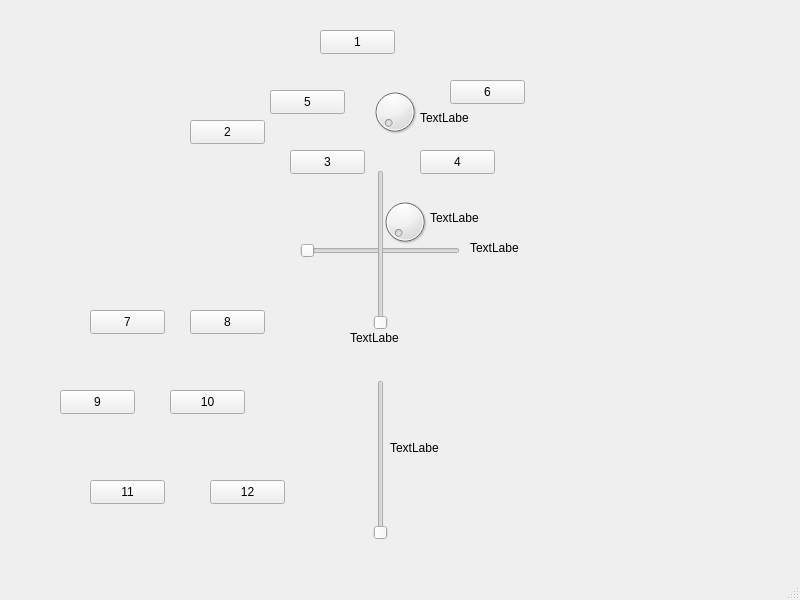
Old version of the form x3d_indicator.ui in the repository krutulism/Dice-Image-Trainer.
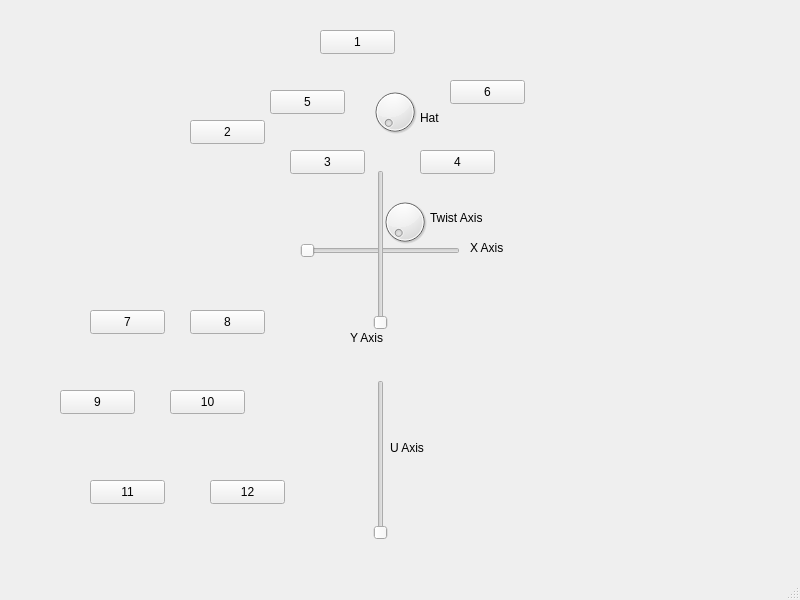
New version of the form.

Commit message: Added labels to axes in ui

What changed in the file:
```diff
--- a/x3d_indicator.ui
+++ b/x3d_indicator.ui
@@ -239,7 +239,7 @@
      </rect>
     </property>
     <property name="text">
-     <string>TextLabel</string>
+     <string>X Axis</string>
     </property>
    </widget>
    <widget class="QLabel" name="label_2">
@@ -252,7 +252,7 @@
      </rect>
     </property>
     <property name="text">
-     <string>TextLabel</string>
+     <string>Y Axis</string>
     </property>
    </widget>
    <widget class="QLabel" name="label_3">
@@ -260,12 +260,12 @@
      <rect>
       <x>430</x>
       <y>210</y>
-      <width>49</width>
+      <width>61</width>
       <height>16</height>
      </rect>
     </property>
     <property name="text">
-     <string>TextLabel</string>
+     <string>Twist Axis</string>
     </property>
    </widget>
    <widget class="QLabel" name="label_4">
@@ -278,7 +278,7 @@
      </rect>
     </property>
     <property name="text">
-     <string>TextLabel</string>
+     <string>Hat</string>
     </property>
    </widget>
    <widget class="QLabel" name="label_5">
@@ -291,7 +291,7 @@
      </rect>
     </property>
     <property name="text">
-     <string>TextLabel</string>
+     <string>U Axis</string>
     </property>
    </widget>
   </widget>
```
The commit also changes 1 other file.
